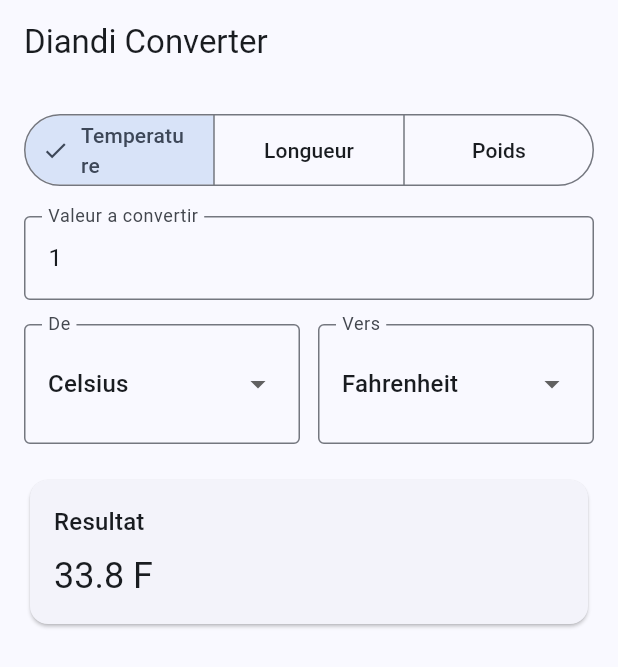
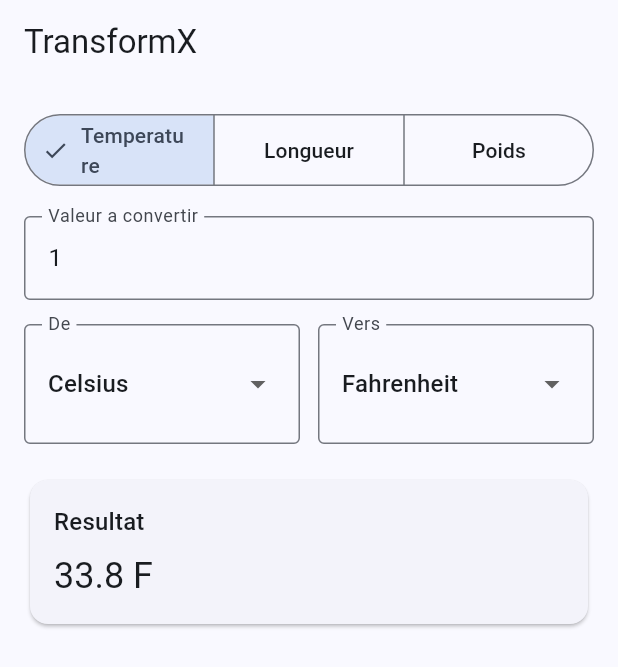
Before and after one commit to diandidigital/diandi_converter, a Flutter app: the screen it shows after launch, on a phone screen of 412 x 824 dp. Shown: the top 667 px of the screen. Run offline on Flutter 3.47's test engine with Material 3 defaults, Android fonts, the phone set to English and light mode, and no system bars.

Commit message:
Rename app title

```diff
--- a/lib/main.dart
+++ b/lib/main.dart
@@ -10,7 +10,7 @@ class MyApp extends StatelessWidget {
   @override
   Widget build(BuildContext context) {
     return MaterialApp(
-      title: 'Diandi Converter',
+      title: 'TransformX',
       theme: ThemeData(
         colorScheme: ColorScheme.fromSeed(seedColor: const Color(0xFF1976D2)),
       ),
@@ -36,7 +36,9 @@ class ConverterPage extends StatefulWidget {
 }
 
 class _ConverterPageState extends State<ConverterPage> {
-  final TextEditingController _inputController = TextEditingController(text: '1');
+  final TextEditingController _inputController = TextEditingController(
+    text: '1',
+  );
 
   ConversionType _type = ConversionType.temperature;
   int _fromIndex = 0;
@@ -76,7 +78,9 @@ class _ConverterPageState extends State<ConverterPage> {
   }
 
   void _convert() {
-    final value = double.tryParse(_inputController.text.trim().replaceAll(',', '.'));
+    final value = double.tryParse(
+      _inputController.text.trim().replaceAll(',', '.'),
+    );
     if (value == null) {
       setState(() {
         _result = 'Entrée invalide';
@@ -126,7 +130,9 @@ class _ConverterPageState extends State<ConverterPage> {
     }
 
     final fixed = value.toStringAsFixed(6);
-    return fixed.replaceFirst(RegExp(r'0+$'), '').replaceFirst(RegExp(r'\.$'), '');
+    return fixed
+        .replaceFirst(RegExp(r'0+$'), '')
+        .replaceFirst(RegExp(r'\.$'), '');
   }
 
   String _typeLabel(ConversionType type) {
@@ -142,9 +148,7 @@ class _ConverterPageState extends State<ConverterPage> {
     final options = _units[_type]!;
 
     return Scaffold(
-      appBar: AppBar(
-        title: const Text('Diandi Converter'),
-      ),
+      appBar: AppBar(title: const Text('TransformX')),
       body: SafeArea(
         child: ListView(
           padding: const EdgeInsets.all(16),
@@ -172,7 +176,9 @@ class _ConverterPageState extends State<ConverterPage> {
             TextField(
               key: const Key('inputField'),
               controller: _inputController,
-              keyboardType: const TextInputType.numberWithOptions(decimal: true),
+              keyboardType: const TextInputType.numberWithOptions(
+                decimal: true,
+              ),
               decoration: const InputDecoration(
                 labelText: 'Valeur a convertir',
                 border: OutlineInputBorder(),
```
